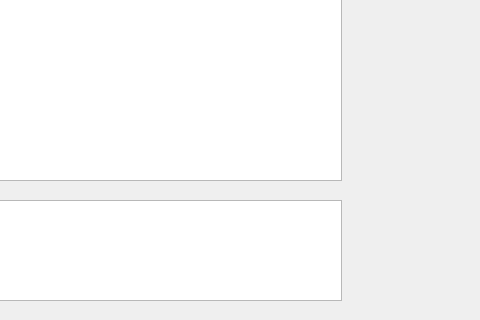
Qt form ui/apkCreate.ui (Kaaal-El/ExportHunter) before a commit; both pictures show x 239 to 719 and y 300 to 620 of the 719 by 620 pixel window.
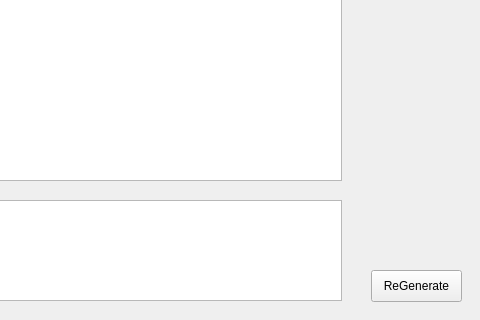
The same form after that commit.

Diff of the .ui file:
```diff
--- a/ui/apkCreate.ui
+++ b/ui/apkCreate.ui
@@ -85,6 +85,19 @@
     <string>Launch</string>
    </property>
   </widget>
+  <widget class="QPushButton" name="refresh">
+   <property name="geometry">
+    <rect>
+     <x>610</x>
+     <y>570</y>
+     <width>91</width>
+     <height>32</height>
+    </rect>
+   </property>
+   <property name="text">
+    <string>ReGenerate</string>
+   </property>
+  </widget>
  </widget>
  <resources/>
  <connections>
```
